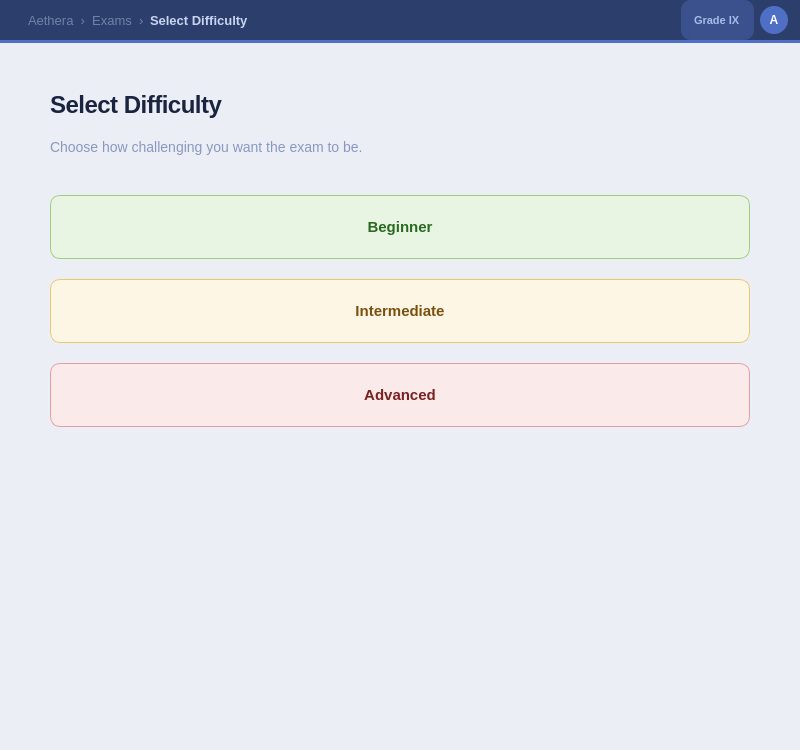
Above: src/ui/exam/difficulties/difficulties.ui from DIDimov24/Aethera before the change. Below: the same form after it.
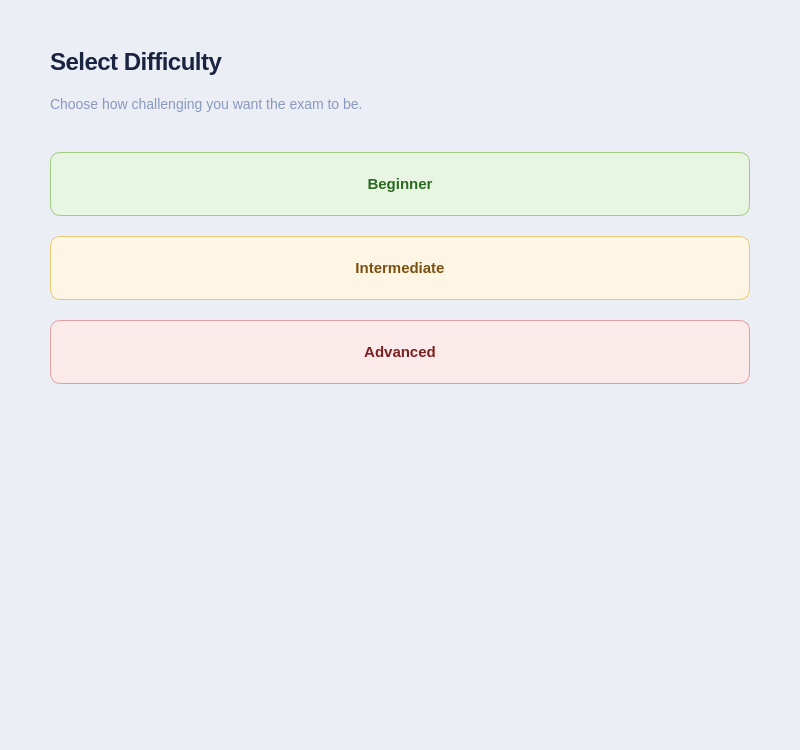
That is the form after the change.

```diff
--- a/src/ui/exam/difficulties/difficulties.ui
+++ b/src/ui/exam/difficulties/difficulties.ui
@@ -6,13 +6,6 @@
   <property name="styleSheet">
    <string notr="true">
 QWidget#Difficulties { background-color: #eceef5; }
-QWidget#topBar { background-color: #2c3e6b; }
-QLabel#labelTopBarPage { color: #c8d4f0; font-size: 13px; font-weight: 600; }
-QLabel#labelTopBarBreadcrumb { color: rgba(200,212,240,0.45); font-size: 13px; }
-QLabel#labelTopBarGrade { color: #a8bce8; font-size: 11px; font-weight: 600; background-color: rgba(79,111,196,0.4); border-radius: 10px; padding: 2px 10px; }
-QWidget#labelTopBarAvatar { background-color: #4f6fc4; border-radius: 14px; min-width: 28px; max-width: 28px; min-height: 28px; max-height: 28px; }
-QLabel#labelTopBarAvatarText { color: #ffffff; font-size: 12px; font-weight: 700; background: transparent; }
-QWidget#topBarLine { background-color: #4f6fc4; }
 QLabel#labelDifficultiesTitle { color: #1a2440; font-size: 24px; font-weight: 700; letter-spacing: -0.5px; }
 QLabel#labelDifficultiesSubtitle { color: #8898c0; font-size: 14px; }
 QPushButton#buttonEasy {
@@ -38,34 +31,6 @@
    <property name="topMargin"><number>0</number></property>
    <property name="rightMargin"><number>0</number></property>
    <property name="bottomMargin"><number>0</number></property>
-   <item>
-    <widget class="QWidget" name="topBar" native="true">
-     <property name="minimumSize"><size><width>0</width><height>40</height></size></property>
-     <property name="maximumSize"><size><width>16777215</width><height>40</height></size></property>
-     <layout class="QHBoxLayout" name="topBarLayout">
-      <property name="leftMargin"><number>28</number></property><property name="topMargin"><number>0</number></property><property name="rightMargin"><number>12</number></property><property name="bottomMargin"><number>0</number></property>
-      <item><widget class="QLabel" name="labelTopBarBreadcrumb"><property name="text"><string>Aethera  ›  Exams  ›</string></property></widget></item>
-      <item><widget class="QLabel" name="labelTopBarPage"><property name="text"><string>Select Difficulty</string></property></widget></item>
-      <item><spacer name="s"><property name="orientation"><enum>Qt::Orientation::Horizontal</enum></property><property name="sizeHint" stdset="0"><size><width>40</width><height>20</height></size></property></spacer></item>
-      <item><widget class="QLabel" name="labelTopBarGrade"><property name="text"><string>Grade IX</string></property></widget></item>
-      <item>
-       <widget class="QWidget" name="labelTopBarAvatar" native="true">
-        <widget class="QLabel" name="labelTopBarAvatarText">
-         <property name="geometry"><rect><x>0</x><y>0</y><width>28</width><height>28</height></rect></property>
-         <property name="text"><string>A</string></property>
-         <property name="alignment"><set>Qt::AlignmentFlag::AlignCenter</set></property>
-        </widget>
-       </widget>
-      </item>
-     </layout>
-    </widget>
-   </item>
-   <item>
-    <widget class="QWidget" name="topBarLine" native="true">
-     <property name="minimumSize"><size><width>0</width><height>3</height></size></property>
-     <property name="maximumSize"><size><width>16777215</width><height>3</height></size></property>
-    </widget>
-   </item>
    <item>
     <layout class="QVBoxLayout" name="difficultiesLayout">
      <property name="spacing"><number>20</number></property>
```
